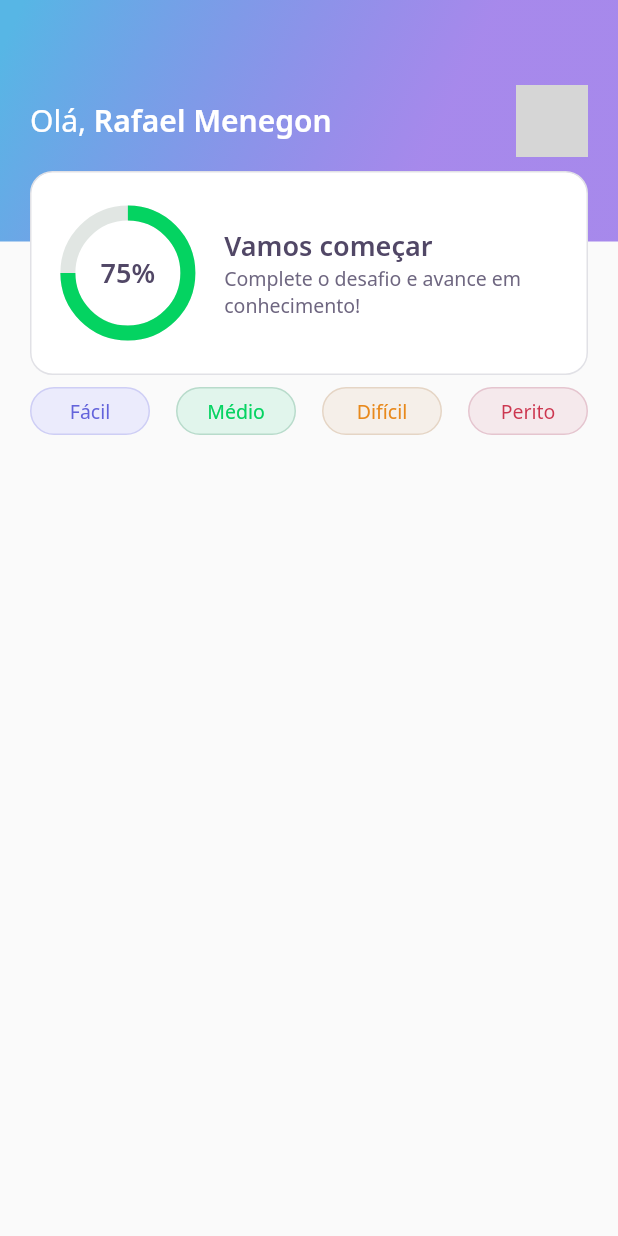
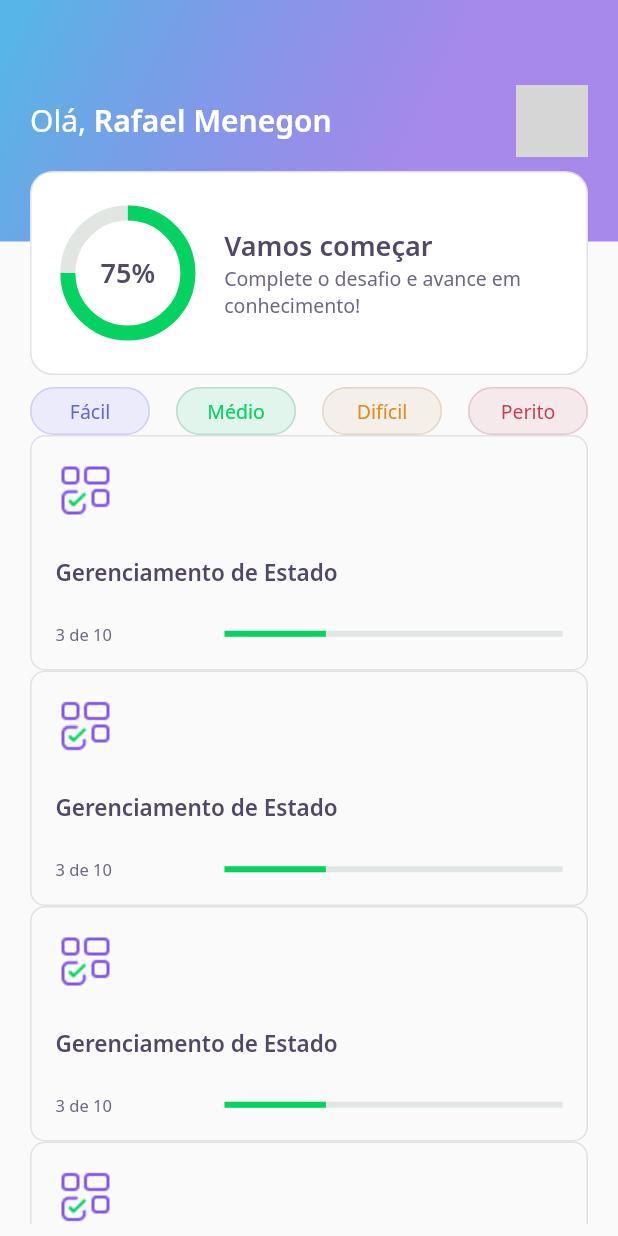
Before and after one commit to devrafamenegon/flutter-devquiz-nlw5, a Flutter app: the screen it shows after launch, on a phone screen of 412 x 824 dp. Run offline on Flutter 3.47's test engine with Material 2 defaults, Android fonts, the light colour scheme and no system bars; our stand-ins replace google_fonts; network calls fail; grey boxes are pictures that could not be loaded.

Commit message:
Day 2: QuizCard

```diff
--- a/lib/home/home_page.dart
+++ b/lib/home/home_page.dart
@@ -1,6 +1,7 @@
 import 'package:flutter/material.dart';
 import 'package:flutter_devquiz/home/widgets/appbar/app_bar_widget.dart';
 import 'package:flutter_devquiz/home/widgets/level_button/level_button_widget.dart';
+import 'package:flutter_devquiz/home/widgets/quiz_card/quiz_card_widget.dart';
 
 class HomePage extends StatefulWidget {
   HomePage({Key? key}) : super(key: key);
@@ -16,13 +17,25 @@
       appBar: AppBarWidget(),
       body: Padding(
         padding: const EdgeInsets.symmetric(horizontal: 20, vertical: 8.0),
-        child: Row(
-          mainAxisAlignment: MainAxisAlignment.spaceBetween,
+        child: Column(
           children: [
-            LevelButtonWidget(label: "Fácil"),
-            LevelButtonWidget(label: "Médio"),
-            LevelButtonWidget(label: "Difícil"),
-            LevelButtonWidget(label: "Perito"),
+            Row(
+              mainAxisAlignment: MainAxisAlignment.spaceBetween,
+              children: [
+                LevelButtonWidget(label: "Fácil"),
+                LevelButtonWidget(label: "Médio"),
+                LevelButtonWidget(label: "Difícil"),
+                LevelButtonWidget(label: "Perito"),
+              ],
+            ),
+            Expanded(
+              child: ListView(children: [
+                QuizCardWidget(),
+                QuizCardWidget(),
+                QuizCardWidget(),
+                QuizCardWidget(),
+              ]),
+            ),
           ],
         ),
       )
--- /dev/null
+++ b/lib/home/widgets/quiz_card/quiz_card_widget.dart
@@ -0,0 +1,46 @@
+import 'package:flutter/material.dart';
+import 'package:flutter_devquiz/core/app_colors.dart';
+import 'package:flutter_devquiz/core/app_images.dart';
+import 'package:flutter_devquiz/core/app_text_styles.dart';
+
+class QuizCardWidget extends StatelessWidget {
+  @override
+  Widget build(BuildContext context) {
+    return Container(
+      padding: EdgeInsets.all(16),
+      decoration: BoxDecoration(
+        border: Border.fromBorderSide(BorderSide(color: AppColors.border)),
+        borderRadius: BorderRadius.circular(10),
+      ),
+      child: Column(
+        crossAxisAlignment: CrossAxisAlignment.start,
+        children: [
+          Container(
+            width: 40,
+            height: 40,
+            child: Image.asset(AppImages.blocks),
+          ),
+          SizedBox(height: 24),
+          Text("Gerenciamento de Estado", style: AppTextStyles.heading15,),
+          SizedBox(height: 24),
+          Row(
+            children: [
+              Expanded(
+                flex: 1,
+                  child: Text("3 de 10", style: AppTextStyles.body11,)
+              ),
+              Expanded(
+                flex: 2,
+                child: LinearProgressIndicator(
+                  value: 0.3,
+                  backgroundColor: AppColors.chartSecondary,
+                  valueColor: AlwaysStoppedAnimation<Color>(AppColors.chartPrimary),
+                ),
+              )
+            ],
+          )
+        ],
+      ),
+    );
+  }
+}
```
